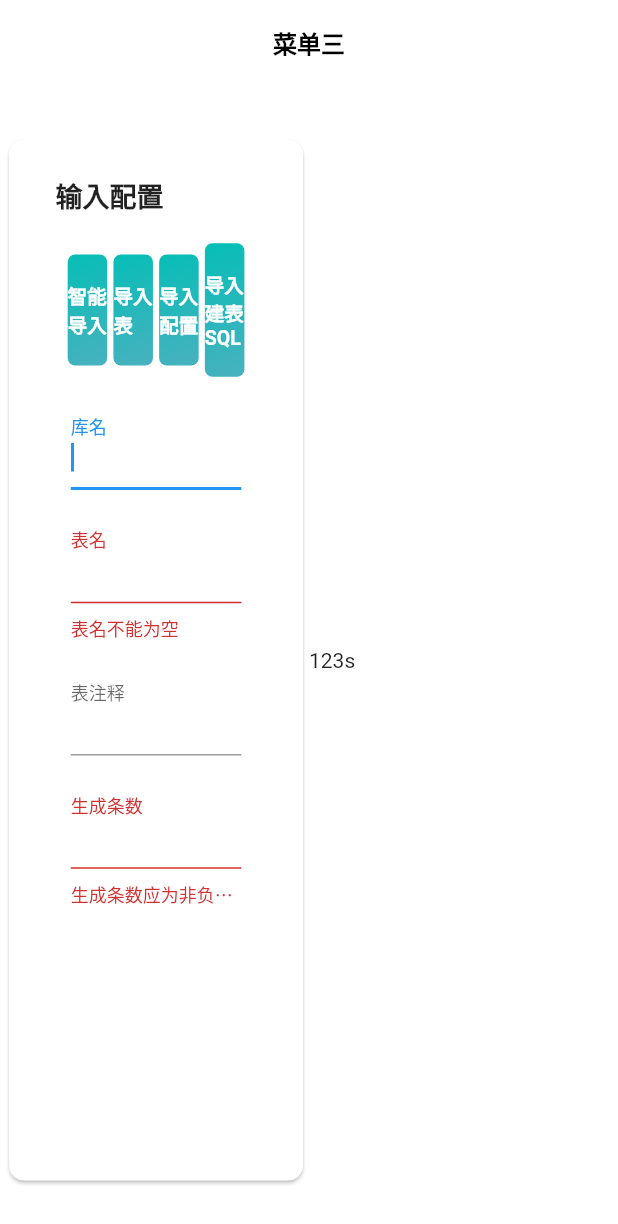
After one commit to ellis1119/codegendemo, a Flutter app: the Demo4 screen opened directly, after a tap on "智能导入", on a phone screen of 412 x 824 dp. The commit adds this screen. Shown: the top 1224 px of the screen. Run offline on Flutter 3.47's test engine with Material 2 defaults, Android fonts, the phone set to English and light mode, and no system bars; our stand-ins replace fl_chart, url_strategy.

Commit message:
2022-11-08

```diff
--- a/lib/pages/demo3.dart
+++ b/lib/pages/demo3.dart
@@ -241,8 +241,10 @@ class Demo3State extends State<Demo3> {
                                             title: Text(
                                               "柱状图一",
                                               style: TextStyle(
-                                                  fontSize: 20.0,
-                                                  fontWeight: FontWeight.bold),
+                                                fontSize: 18,
+                                                color: Colors.black87,
+                                                fontWeight: FontWeight.bold,
+                                              ),
                                             ),
                                             subtitle: MainGraph(),
                                           ),
@@ -269,8 +271,10 @@ class Demo3State extends State<Demo3> {
                                             title: Text(
                                               "饼图一",
                                               style: TextStyle(
-                                                  fontSize: 20.0,
-                                                  fontWeight: FontWeight.bold),
+                                                fontSize: 18,
+                                                color: Colors.black87,
+                                                fontWeight: FontWeight.bold,
+                                              ),
                                             ),
                                             subtitle: Center(
                                               child: SizedBox(
@@ -306,8 +310,10 @@ class Demo3State extends State<Demo3> {
                                       title: Text(
                                         "柱状图一",
                                         style: TextStyle(
-                                            fontSize: 20.0,
-                                            fontWeight: FontWeight.bold),
+                                          fontSize: 18,
+                                          color: Colors.black87,
+                                          fontWeight: FontWeight.bold,
+                                        ),
                                       ),
                                       subtitle: MainGraph(),
                                     ),
@@ -332,8 +338,10 @@ class Demo3State extends State<Demo3> {
                                           title: const Text(
                                             "饼图一",
                                             style: TextStyle(
-                                                fontSize: 20.0,
-                                                fontWeight: FontWeight.bold),
+                                              fontSize: 18,
+                                              color: Colors.black87,
+                                              fontWeight: FontWeight.bold,
+                                            ),
                                           ),
                                           subtitle: Center(
                                             child: Container(
@@ -371,8 +379,10 @@ class Demo3State extends State<Demo3> {
                                             title: const Text(
                                               "列表一",
                                               style: TextStyle(
-                                                  fontSize: 20.0,
-                                                  fontWeight: FontWeight.bold),
+                                                fontSize: 18,
+                                                color: Colors.black87,
+                                                fontWeight: FontWeight.bold,
+                                              ),
                                             ),
                                             subtitle: Center(
                                               child: Container(
@@ -405,8 +415,10 @@ class Demo3State extends State<Demo3> {
                                             title: const Text(
                                               "表格一",
                                               style: TextStyle(
-                                                  fontSize: 20.0,
-                                                  fontWeight: FontWeight.bold),
+                                                fontSize: 18,
+                                                color: Colors.black87,
+                                                fontWeight: FontWeight.bold,
+                                              ),
                                             ),
                                             subtitle: Center(
                                               child: Container(
@@ -448,8 +460,10 @@ class Demo3State extends State<Demo3> {
                                             title: const Text(
                                               "列表一",
                                               style: TextStyle(
-                                                  fontSize: 20.0,
-                                                  fontWeight: FontWeight.bold),
+                                                fontSize: 18,
+                                                color: Colors.black87,
+                                                fontWeight: FontWeight.bold,
+                                              ),
                                             ),
                                             subtitle: Center(
                                               child: Container(
@@ -482,8 +496,10 @@ class Demo3State extends State<Demo3> {
                                             title: const Text(
                                               "表格一",
                                               style: TextStyle(
-                                                  fontSize: 20.0,
-                                                  fontWeight: FontWeight.bold),
+                                                fontSize: 18,
+                                                color: Colors.black87,
+                                                fontWeight: FontWeight.bold,
+                                              ),
                                             ),
                                             subtitle: Center(
                                               child: Container(
--- /dev/null
+++ b/lib/pages/demo4.dart
@@ -0,0 +1,96 @@
+import 'package:flutter/material.dart';
+import './inputConfig.dart';
+
+void main() {
+  runApp(const Demo4());
+}
+
+class Demo4 extends StatefulWidget {
+  const Demo4({Key? key}) : super(key: key);
+
+  @override
+  Demo4State createState() => Demo4State();
+}
+
+class Demo4State extends State<Demo4> {
+  late ScrollController _verScrollerController;
+  late ScrollController _verScrollerController2;
+
+  @override
+  void initState() {
+    super.initState();
+    _verScrollerController = ScrollController();
+    _verScrollerController2 = ScrollController();
+  }
+
+  @override
+  void dispose() {
+    _verScrollerController.dispose();
+    _verScrollerController2.dispose();
+
+    super.dispose();
+  }
+
+  @override
+  Widget build(BuildContext context) {
+    double width = MediaQuery.of(context).size.width;
+    double height = MediaQuery.of(context).size.height;
+    return Scaffold(
+      appBar: AppBar(
+        elevation: 0,
+        title: const Text(
+          '菜单三',
+          style: TextStyle(
+              fontSize: 16.0, fontWeight: FontWeight.bold, color: Colors.black),
+        ),
+        centerTitle: true,
+        backgroundColor: Colors.white,
+      ),
+      backgroundColor: Colors.transparent,
+      body: Container(
+          margin: EdgeInsets.symmetric(
+              horizontal: width * 0.005, vertical: height * 0.04),
+          child: Row(
+            children:  <Widget>[
+              Expanded(
+                flex: 1,
+                child:Card(
+                    elevation: 1,
+                    shape:  RoundedRectangleBorder(
+                      borderRadius: BorderRadius.all(
+                        Radius.circular(10.0),
+                      ),
+                    ),
+                    clipBehavior: Clip.antiAlias,
+                    semanticContainer: false,
+                    child: Container(
+                      padding:  EdgeInsets.symmetric(
+                          horizontal: 15.0, vertical: 20.0),
+                      child: ListTile(
+                          title:  Text(
+                            "输入配置",
+                            style: TextStyle(
+                              fontSize: 18,
+                              color: Colors.black87,
+                              fontWeight: FontWeight.bold,
+                            ),
+                          ),
+                          subtitle: Center(
+                            child: Container(
+                                margin: const EdgeInsets
+                                    .symmetric(
+                                    vertical: 10.0),
+                                child:
+                                const InputConfig(),),
+                          )),
+                    )),
+              ),
+              Expanded(
+                flex: 1,
+                child: Text('123s'),
+              ),
+            ],
+          )),
+    );
+  }
+}
--- /dev/null
+++ b/lib/pages/inputConfig.dart
@@ -0,0 +1,405 @@
+import 'package:flutter/material.dart';
+
+class InputConfig extends StatefulWidget {
+  final Function(String? table, String? library, String? notes, String? number)?
+      onSubmitted;
+
+  const InputConfig({this.onSubmitted, Key? key}) : super(key: key);
+
+  @override
+  InputConfigState createState() => InputConfigState();
+}
+
+class InputConfigState extends State<InputConfig> {
+  late String table, library, notes, number;
+  String? tableError, libraryError, notesError, numberError;
+
+  Function(String? table, String? library, String? notes, String? number)?
+      get onSubmitted => widget.onSubmitted;
+
+  @override
+  void initState() {
+    super.initState();
+    table = "";
+    library = "";
+    notes = "";
+    number = "";
+
+    tableError = null;
+    libraryError = null;
+    notesError = null;
+    numberError = null;
+  }
+
+  void resetErrorText() {
+    setState(() {
+      tableError = null;
+      libraryError = null;
+      notesError = null;
+      numberError = null;
+    });
+  }
+
+  bool validate() {
+    resetErrorText();
+
+    RegExp numberExp = RegExp(r"^[1-9]\d*|0$");
+
+    bool isValid = true;
+    if (number.isEmpty || !numberExp.hasMatch(number)) {
+      setState(() {
+        numberError = "生成条数应为非负整数";
+      });
+      isValid = false;
+    }
+
+    if (table.isEmpty) {
+      setState(() {
+        tableError = "表名不能为空";
+      });
+      isValid = false;
+    }
+
+    return isValid;
+  }
+
+  void submit() {
+    if (validate()) {
+      if (onSubmitted != null) {
+        onSubmitted!(table, library, notes, number);
+      } else {}
+    }
+  }
+
+  @override
+  Widget build(BuildContext context) {
+    double screenHeight = MediaQuery.of(context).size.height;
+    double screenWidth = MediaQuery.of(context).size.width;
+
+    return Scaffold(
+        backgroundColor: Colors.transparent,
+        body: ListView.builder(
+            controller: ScrollController(),
+            itemCount: 1,
+            itemBuilder: (BuildContext context, int index) {
+              return Column(children: [
+                Column(
+                  children: [
+                    Row(
+                      children: <Widget>[
+                        Flexible(
+                            child: Container(
+                                margin:
+                                    const EdgeInsets.symmetric(horizontal: 6.0),
+                                child: Row(
+                                  children: <Widget>[
+                                    Expanded(
+                                      flex: 1,
+                                      child: Container(
+                                        padding: EdgeInsets.symmetric(
+                                            horizontal: screenWidth * 0.005,
+                                            vertical: screenHeight * 0.01),
+                                        child: ImpButton(
+                                          text: "智能导入",
+                                          onPressed: submit,
+                                        ),
+                                      ),
+                                    ),
+                                    Expanded(
+                                      flex: 1,
+                                      child: Container(
+                                        padding: EdgeInsets.symmetric(
+                                            horizontal: screenWidth * 0.005,
+                                            vertical: screenHeight * 0.01),
+                                        child: ImpButton(
+                                          text: "导入表",
+                                          onPressed: submit,
+                                        ),
+                                      ),
+                                    ),
+                                    Expanded(
+                                      flex: 1,
+                                      child: Container(
+                                        padding: EdgeInsets.symmetric(
+                                            horizontal: screenWidth * 0.005,
+                                            vertical: screenHeight * 0.01),
+                                        child: ImpButton(
+                                          text: "导入配置",
+                                          onPressed: submit,
+                                        ),
+                                      ),
+                                    ),
+                                    Expanded(
+                                      flex: 1,
+                                      child: Container(
+                                        padding: EdgeInsets.symmetric(
+                                            horizontal: screenWidth * 0.005,
+                                            vertical: screenHeight * 0.01),
+                                        child: ImpButton(
+                                          text: "导入建表SQL",
+                                          onPressed: submit,
+                                        ),
+                                      ),
+                                    ),
+                                  ],
+                                ))),
+                      ],
+                    ),
+                    Row(
+                      children: <Widget>[
+                        Flexible(
+                            child: Container(
+                                margin:
+                                    const EdgeInsets.symmetric(horizontal: 6.0),
+                                child: Row(
+                                  children: <Widget>[
+                                    Expanded(
+                                      flex: 1,
+                                      child: Container(
+                                        padding: EdgeInsets.symmetric(
+                                            horizontal: screenWidth * 0.01,
+                                            vertical: screenHeight * 0.01),
+                                        child: InputField(
+                                          onChanged: (value) {
+                                            setState(() {
+                                              library = value;
+                                            });
+                                          },
+                                          labelText: "库名",
+                                          textInputAction: TextInputAction.next,
+                                          autoFocus: true,
+                                        ),
+                                      ),
+                                    ),
+                                  ],
+                                ))),
+                      ],
+                    ),
+                    Row(
+                      children: <Widget>[
+                        Flexible(
+                            child: Container(
+                                margin:
+                                    const EdgeInsets.symmetric(horizontal: 6.0),
+                                child: Row(
+                                  children: <Widget>[
+                                    Expanded(
+                                      flex: 1,
+                                      child: Container(
+                                        padding: EdgeInsets.symmetric(
+                                            horizontal: screenWidth * 0.01,
+                                            vertical: screenHeight * 0.01),
+                                        child: InputField(
+                                          onChanged: (value) {
+                                            setState(() {
+                                              table = value;
+                                            });
+                                          },
+                                          labelText: "表名",
+                                          errorText: tableError,
+                                          textInputAction: TextInputAction.next,
+                                          autoFocus: true,
+                                        ),
+                                      ),
+                                    ),
+                                  ],
+                                ))),
+                      ],
+                    ),
+                    Row(
+                      children: <Widget>[
+                        Flexible(
+                            child: Container(
+                                margin:
+                                    const EdgeInsets.symmetric(horizontal: 6.0),
+                                child: Row(
+                                  children: <Widget>[
+                                    Expanded(
+                                      flex: 1,
+                                      child: Container(
+                                        padding: EdgeInsets.symmetric(
+                                            horizontal: screenWidth * 0.01,
+                                            vertical: screenHeight * 0.01),
+                                        child: InputField(
+                                          onChanged: (value) {
+                                            setState(() {
+                                              notes = value;
+                                            });
+                                          },
+                                          labelText: "表注释",
+                                          textInputAction: TextInputAction.next,
+                                          autoFocus: true,
+                                        ),
+                                      ),
+                                    ),
+                                  ],
+                                ))),
+                      ],
+                    ),
+                    Row(
+                      children: <Widget>[
+                        Flexible(
+                            child: Container(
+                                margin:
+                                    const EdgeInsets.symmetric(horizontal: 6.0),
+                                child: Row(
+                                  children: <Widget>[
+                                    Expanded(
+                                      flex: 1,
+                                      child: Container(
+                                        padding: EdgeInsets.symmetric(
+                                            horizontal: screenWidth * 0.01,
+                                            vertical: screenHeight * 0.01),
+                                        child: InputField(
+                                          onChanged: (value) {
+                                            setState(() {
+                                              number = value;
+                                            });
+                                          },
+                                          labelText: "生成条数",
+                                          errorText: numberError,
+                                          textInputAction: TextInputAction.next,
+                                          autoFocus: true,
+                                        ),
+                                      ),
+                                    ),
+                                  ],
+                                ))),
+                      ],
+                    ),
+                    /*   FormButton(
+                      text: "注册",
+                      onPressed: submit,
+                    ),*/
+                  ],
+                )
+              ]);
+            }));
+  }
+}
+
+class ImpButton extends StatelessWidget {
+  final String text;
+  final Function? onPressed;
+
+  const ImpButton({this.text = "", this.onPressed, Key? key}) : super(key: key);
+
+  @override
+  Widget build(BuildContext context) {
+    return DecoratedBox(
+      decoration: BoxDecoration(
+        gradient: const LinearGradient(
+          colors: [
+            Color.fromRGBO(6, 190, 182, 1),
+            Color.fromRGBO(72, 177, 191, 1)
+          ],
+          begin: Alignment.topLeft,
+          end: Alignment.bottomRight,
+        ),
+        // Round the DecoratedBox to match ElevatedButton
+        borderRadius: BorderRadius.circular(5),
+      ),
+      child: ElevatedButton(
+        onPressed: onPressed as void Function()?,
+        style: ElevatedButton.styleFrom(
+          elevation: 0,
+          primary: Colors.transparent,
+          padding: const EdgeInsets.symmetric(vertical: 18.0),
+          shape: RoundedRectangleBorder(
+            borderRadius: BorderRadius.circular(8),
+          ),
+        ),
+        child: Text(
+          text,
+          style: const TextStyle(
+              fontSize: 13, color: Colors.white, fontWeight: FontWeight.bold),
+        ),
+      ),
+    );
+  }
+}
+
+/*
+class FormButton extends StatelessWidget {
+  final String text;
+  final Function? onPressed;
+
+  const FormButton({this.text = "", this.onPressed, Key? key})
+      : super(key: key);
+
+  @override
+  Widget build(BuildContext context) {
+    double screenHeight = MediaQuery.of(context).size.height;
+
+    return DecoratedBox(
+      decoration: BoxDecoration(
+        gradient: const LinearGradient(
+          colors: [
+            Color.fromRGBO(6, 190, 182, 1),
+            Color.fromRGBO(72, 177, 191, 1)
+          ],
+          begin: Alignment.topLeft,
+          end: Alignment.bottomRight,
+        ),
+        // Round the DecoratedBox to match ElevatedButton
+        borderRadius: BorderRadius.circular(5),
+      ),
+      child: ElevatedButton(
+        onPressed: onPressed as void Function()?,
+        child: Text(
+          text,
+          style: const TextStyle(
+              fontSize: 16, color: Colors.white, fontWeight: FontWeight.w600),
+        ),
+        style: ElevatedButton.styleFrom(
+          elevation: 0,
+          primary: Colors.transparent,
+          padding: EdgeInsets.symmetric(vertical: screenHeight * .025),
+          shape: RoundedRectangleBorder(
+            borderRadius: BorderRadius.circular(8),
+          ),
+        ),
+      ),
+    );
+  }
+}
+*/
+class InputField extends StatelessWidget {
+  final String? labelText;
+  final Function(String)? onChanged;
+  final Function(String)? onSubmitted;
+  final String? errorText;
+  final TextInputType? keyboardType;
+  final TextInputAction? textInputAction;
+  final bool autoFocus;
+  final bool obscureText;
+
+  const InputField(
+      {this.labelText,
+      this.onChanged,
+      this.onSubmitted,
+      this.errorText,
+      this.keyboardType,
+      this.textInputAction,
+      this.autoFocus = false,
+      this.obscureText = false,
+      Key? key})
+      : super(key: key);
+
+  @override
+  Widget build(BuildContext context) {
+    return TextField(
+      autofocus: autoFocus,
+      onChanged: onChanged,
+      onSubmitted: onSubmitted,
+      keyboardType: keyboardType,
+      textInputAction: textInputAction,
+      obscureText: obscureText,
+      decoration: InputDecoration(
+        labelText: labelText,
+        errorText: errorText,
+        floatingLabelBehavior: FloatingLabelBehavior.always,
+      ),
+    );
+  }
+}
```
